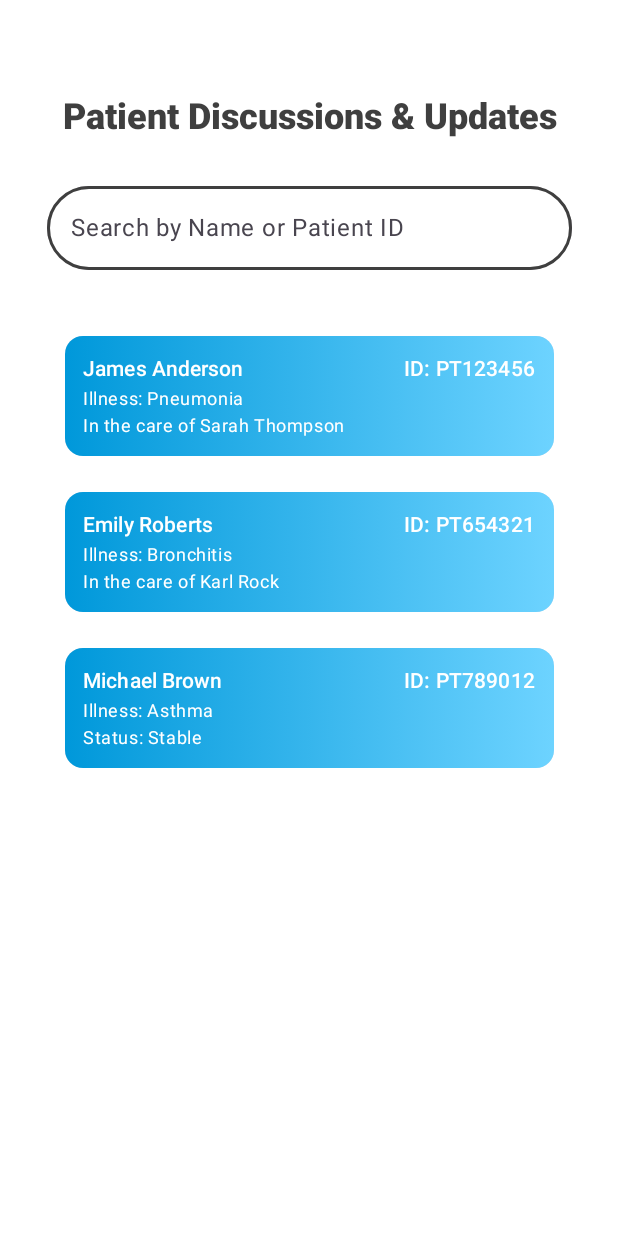
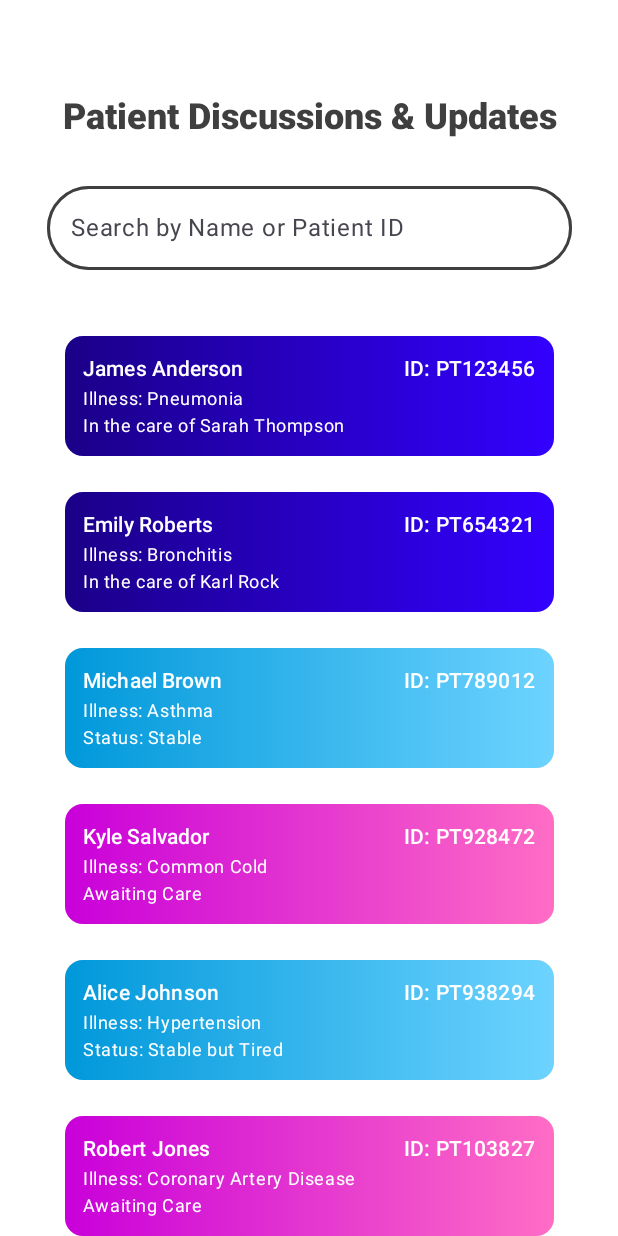
Before and after one commit to Cfoulcard/MediFlare, an Android app built with Jetpack Compose: the @Preview function PreviewPatientScreen, on a phone screen of 412 x 824 dp. Run offline under Robolectric (Android 15) with nearby library versions, the phone set to English and light mode, and no system bars.

Commit message:
Updated data models and gradients

```diff
--- a/app/src/main/java/com/christianfoulcard/mediflare/models/PatientCardData.kt
+++ b/app/src/main/java/com/christianfoulcard/mediflare/models/PatientCardData.kt
@@ -14,7 +14,7 @@ data class PatientCardData(
     val admissionDate: Date?,
     val lastUpdated: Date?,
     val state: String,
-    val vitalSigns: VitalSigns?, // This can be nullable if not all patients have vital signs recorded,
+    val vitalSigns: VitalSigns?,
     val treatmentPlan: TreatmentPlan
 )
 
@@ -62,3 +62,138 @@ val thirdPatientCard = PatientCardData(
     vitalSignsThirdPatient,
     treatmentPlanThirdPatient
 )
+
+val fourthPatientCard = PatientCardData(
+    "4",
+    "PT928472",
+    "Kyle Salvador",
+    "Common Cold",
+    PatientStatusOrCare.AwaitingCare(),
+    25,
+    "Male",
+    DateUtil().randomDateFromToday(),
+    DateUtil().randomDateFromTodayPlusXMinutes(),
+    "Stable",
+    vitalSignsFourthPatient,
+    treatmentPlanFourthPatient
+)
+
+val fifthPatientCard = PatientCardData(
+    "5",
+    "PT938294",
+    "Alice Johnson",
+    "Hypertension",
+    PatientStatusOrCare.Status("Status: Stable but Tired"),
+    55,
+    "Female",
+    DateUtil().randomDateFromToday(),
+    DateUtil().randomDateFromTodayPlusXMinutes(),
+    "Stable",
+    vitalSignsFifthPatient,
+    treatmentPlanHypertension
+)
+
+val sixthPatientCard = PatientCardData(
+    "6",
+    "PT103827",
+    "Robert Jones",
+    "Coronary Artery Disease",
+    PatientStatusOrCare.AwaitingCare(),
+    63,
+    "Male",
+    DateUtil().randomDateFromToday(),
+    DateUtil().randomDateFromTodayPlusXMinutes(),
+    "Stable",
+    vitalSignsCAD,
+    treatmentPlanCAD
+)
+
+val seventhPatientCard = PatientCardData(
+    "7",
+    "PT987564",
+    "Emma Brown",
+    "Rheumatoid Arthritis",
+    PatientStatusOrCare.Cleared("Cleared by Lisa Silverlake"),
+    71,
+    "Female",
+    DateUtil().randomDateFromToday(),
+    DateUtil().randomDateFromTodayPlusXMinutes(),
+    "Stable",
+    vitalSignsRA,
+    treatmentPlanRA
+)
+
+val eightPatientCard = PatientCardData(
+    "8",
+    "PT183627",
+    "Maria Davis",
+    "Tuberculosis",
+    PatientStatusOrCare.Cleared("Cleared by Devin Paul"),
+    29,
+    "Female",
+    DateUtil().randomDateFromToday(),
+    DateUtil().randomDateFromTodayPlusXMinutes(),
+    "Stable",
+    vitalSignsTuberculosis,
+    treatmentPlanTuberculosis
+)
+
+val ninthPatientCard = PatientCardData(
+    "9",
+    "PT283629",
+    "William Willer",
+    "Influenza (Flu)",
+    PatientStatusOrCare.AwaitingCare(),
+    26,
+    "Male",
+    DateUtil().randomDateFromToday(),
+    DateUtil().randomDateFromTodayPlusXMinutes(),
+    "Stable",
+    vitalSignsFlu,
+    treatmentPlanFlu
+)
+
+val tenthPatientCard = PatientCardData(
+    "10",
+    "PT271028",
+    "Goldie Star",
+    "COPD",
+    PatientStatusOrCare.AwaitingCare(),
+    59,
+    "Female",
+    DateUtil().randomDateFromToday(),
+    DateUtil().randomDateFromTodayPlusXMinutes(),
+    "Stable",
+    vitalSignsCOPD,
+    treatmentPlanCOPD
+)
+
+val eleventhPatientCard = PatientCardData(
+    "11",
+    "PT918268",
+    "Austin Rock",
+    "Osteoporosis",
+    PatientStatusOrCare.AwaitingCare(),
+    63,
+    "Male",
+    DateUtil().randomDateFromToday(),
+    DateUtil().randomDateFromTodayPlusXMinutes(),
+    "Stable",
+    vitalSignsOsteoporosis,
+    treatmentPlanOsteoporosis
+)
+
+val twelvethPatientCard = PatientCardData(
+    "12",
+    "PT826179",
+    "Michael Crest",
+    "Back Pain",
+    PatientStatusOrCare.Status("Status: In pain"),
+    37,
+    "Male",
+    DateUtil().randomDateFromToday(),
+    DateUtil().randomDateFromTodayPlusXMinutes(),
+    "Stable",
+    vitalSignsBackPain,
+    treatmentPlanBackPain
+)
--- a/app/src/main/java/com/christianfoulcard/mediflare/models/PatientStatusOrCare.kt
+++ b/app/src/main/java/com/christianfoulcard/mediflare/models/PatientStatusOrCare.kt
@@ -3,4 +3,6 @@ package com.christianfoulcard.mediflare.models
 sealed class PatientStatusOrCare {
     data class Status(val statusUpdate: String) : PatientStatusOrCare()
     data class AttendingStaff(val staffName: String) : PatientStatusOrCare()
+    data class Cleared(val clearedBy: String) : PatientStatusOrCare()
+    data class AwaitingCare(val awaitingCare: String = "Awaiting Care") : PatientStatusOrCare()
 }
--- a/app/src/main/java/com/christianfoulcard/mediflare/models/TreatmentPlan.kt
+++ b/app/src/main/java/com/christianfoulcard/mediflare/models/TreatmentPlan.kt
@@ -50,3 +50,147 @@ val treatmentPlanThirdPatient = TreatmentPlan(
         frequency = "every 2 hours"
     )
 )
+
+val treatmentPlanFourthPatient = TreatmentPlan(
+    antibiotics = Medication(
+        name = "Insulin",
+        dosage = "18 units",
+        frequency = "Every 3 hours before meals"
+    ),
+    respiratorySupport = RespiratorySupport(
+        method = "N/A",
+        treatment = "N/A"
+    ),
+    mobility = Mobility(
+        description = "Great",
+        frequency = "N/A"
+    )
+)
+
+val treatmentPlanHypertension = TreatmentPlan(
+    antibiotics = Medication(
+        name = "Lisinopril",
+        dosage = "20 mg",
+        frequency = "Once daily"
+    ),
+    respiratorySupport = RespiratorySupport(
+        method = "N/A",
+        treatment = "N/A"
+    ),
+    mobility = Mobility(
+        description = "Normal",
+        frequency = "N/A"
+    )
+)
+
+val treatmentPlanCAD = TreatmentPlan(
+    antibiotics = Medication(
+        name = "Aspirin",
+        dosage = "81 mg",
+        frequency = "Once daily"
+    ),
+    respiratorySupport = RespiratorySupport(
+        method = "N/A",
+        treatment = "N/A"
+    ),
+    mobility = Mobility(
+        description = "Moderate, advised light activities",
+        frequency = "N/A"
+    )
+)
+
+val treatmentPlanRA = TreatmentPlan(
+    antibiotics = Medication(
+        name = "Methotrexate",
+        dosage = "15 mg",
+        frequency = "Once weekly"
+    ),
+    respiratorySupport = RespiratorySupport(
+        method = "N/A",
+        treatment = "N/A"
+    ),
+    mobility = Mobility(
+        description = "Limited due to joint pain",
+        frequency = "Physiotherapy twice a week"
+    )
+)
+
+val treatmentPlanTuberculosis = TreatmentPlan(
+    antibiotics = Medication(
+        name = "Isoniazid",
+        dosage = "300 mg",
+        frequency = "Once daily"
+    ),
+    respiratorySupport = RespiratorySupport(
+        method = "N/A",
+        treatment = "N/A"
+    ),
+    mobility = Mobility(
+        description = "Restricted, advised rest",
+        frequency = "N/A"
+    )
+)
+
+val treatmentPlanFlu = TreatmentPlan(
+    antibiotics = Medication(
+        name = "Oseltamivir",
+        dosage = "75 mg",
+        frequency = "Twice daily for 5 days"
+    ),
+    respiratorySupport = RespiratorySupport(
+        method = "N/A",
+        treatment = "N/A"
+    ),
+    mobility = Mobility(
+        description = "Restricted, advised rest",
+        frequency = "N/A"
+    )
+)
+
+val treatmentPlanCOPD = TreatmentPlan(
+    antibiotics = Medication(
+        name = "Albuterol",
+        dosage = "2 puffs",
+        frequency = "Every 4-6 hours as needed"
+    ),
+    respiratorySupport = RespiratorySupport(
+        method = "Oxygen therapy",
+        treatment = "2-4 L/min as required"
+    ),
+    mobility = Mobility(
+        description = "Limited, use of walking aids advised",
+        frequency = "Physiotherapy thrice a week"
+    )
+)
+
+val treatmentPlanOsteoporosis = TreatmentPlan(
+    antibiotics = Medication(
+        name = "Alendronate",
+        dosage = "70 mg",
+        frequency = "Once weekly"
+    ),
+    respiratorySupport = RespiratorySupport(
+        method = "N/A",
+        treatment = "N/A"
+    ),
+    mobility = Mobility(
+        description = "Moderate, avoid high-impact activities",
+        frequency = "Physiotherapy twice a week"
+    )
+)
+
+val treatmentPlanBackPain = TreatmentPlan(
+    antibiotics = Medication(
+        name = "Ibuprofen",
+        dosage = "400 mg",
+        frequency = "Every 6-8 hours as needed"
+    ),
+    respiratorySupport = RespiratorySupport(
+        method = "N/A",
+        treatment = "N/A"
+    ),
+    mobility = Mobility(
+        description = "Moderate, avoid strenuous activities",
+        frequency = "Physiotherapy thrice a week"
+    )
+)
--- a/app/src/main/java/com/christianfoulcard/mediflare/models/VitalSigns.kt
+++ b/app/src/main/java/com/christianfoulcard/mediflare/models/VitalSigns.kt
@@ -31,3 +31,75 @@ val vitalSignsThirdPatient = VitalSigns(
     respiratoryRate = 25,
     oxygenSaturation = 90
 )
+
+val vitalSignsFourthPatient = VitalSigns(
+    temperature = 98.6F,
+    heartRate = 76,
+    bloodPressure = "110/80 mmHg",
+    respiratoryRate = 20,
+    oxygenSaturation = 98
+)
+
+val vitalSignsFifthPatient = VitalSigns(
+    temperature = 98.6F,
+    heartRate = 82,
+    bloodPressure = "145/95 mmHg",
+    respiratoryRate = 18,
+    oxygenSaturation = 98
+)
+
+val vitalSignsCAD = VitalSigns(
+    temperature = 98.4F,
+    heartRate = 88,
+    bloodPressure = "130/85 mmHg",
+    respiratoryRate = 18,
+    oxygenSaturation = 97
+)
+
+val vitalSignsRA = VitalSigns(
+    temperature = 99.1F,
+    heartRate = 75,
+    bloodPressure = "120/80 mmHg",
+    respiratoryRate = 20,
+    oxygenSaturation = 98
+)
+
+val vitalSignsTuberculosis = VitalSigns(
+    temperature = 101.5F,
+    heartRate = 90,
+    bloodPressure = "115/75 mmHg",
+    respiratoryRate = 22,
+    oxygenSaturation = 95
+)
+
+val vitalSignsFlu = VitalSigns(
+    temperature = 102.2F,
+    heartRate = 95,
+    bloodPressure = "115/75 mmHg",
+    respiratoryRate = 23,
+    oxygenSaturation = 96
+)
+
+val vitalSignsCOPD = VitalSigns(
+    temperature = 98.6F,
+    heartRate = 82,
+    bloodPressure = "120/80 mmHg",
+    respiratoryRate = 24, // Increased because of difficulty in breathing
+    oxygenSaturation = 90 // Decreased O2 saturation
+)
+
+val vitalSignsOsteoporosis = VitalSigns(
+    temperature = 98.6F,
+    heartRate = 76,
+    bloodPressure = "110/80 mmHg",
+    respiratoryRate = 20,
+    oxygenSaturation = 98
+)
+
+val vitalSignsBackPain = VitalSigns(
+    temperature = 98.6F,
+    heartRate = 76,
+    bloodPressure = "110/80 mmHg",
+    respiratoryRate = 20,
+    oxygenSaturation = 98
+)
--- a/app/src/main/java/com/christianfoulcard/mediflare/ui/homeScreenFragments/PatientsFragmentContent.kt
+++ b/app/src/main/java/com/christianfoulcard/mediflare/ui/homeScreenFragments/PatientsFragmentContent.kt
@@ -126,12 +126,40 @@ private fun SearchPatientTextField(
 @Composable
 fun PatientCard(patient: PatientCardData, onClick: () -> Unit) {
 
-    val gradientBrush = Brush.horizontalGradient(
+    val gradientBrushInCare = Brush.horizontalGradient(
         colors = listOf(
             colorResource(id = R.color.gradient_dark_blue),  // Start color
             colorResource(id = R.color.gradient_light_blue)   // End color
         )
     )
+
+    val gradientBrushAwaitingCare = Brush.horizontalGradient(
+        colors = listOf(
+            colorResource(id = R.color.gradient_dark_pink),  // Start color
+            colorResource(id = R.color.gradient_light_pink)   // End color
+        )
+    )
+
+    val gradientBrushCleared = Brush.horizontalGradient(
+        colors = listOf(
+            colorResource(id = R.color.gradient_dark_green),  // Start color
+            colorResource(id = R.color.gradient_light_green)   // End color
+        )
+    )
+
+    val gradientBrushAttendingStaff = Brush.horizontalGradient(
+        colors = listOf(
+            colorResource(id = R.color.gradient_dark_purple),  // Start color
+            colorResource(id = R.color.gradient_light_purple)   // End color
+        )
+    )
+
+    val gradient = when (patient.statusOrCaredForBy) {
+        is PatientStatusOrCare.Status -> gradientBrushInCare
+        is PatientStatusOrCare.AttendingStaff -> gradientBrushAttendingStaff
+        is PatientStatusOrCare.Cleared -> gradientBrushCleared
+        is PatientStatusOrCare.AwaitingCare -> gradientBrushAwaitingCare
+    }
 
     Card(
         modifier = Modifier
@@ -142,7 +170,7 @@ fun PatientCard(patient: PatientCardData, onClick: () -> Unit) {
         Box(
             modifier = Modifier
                 .fillMaxSize()
-                .background(brush = gradientBrush)
+                .background(brush = gradient)
                 .padding(12.dp),
         ) {
 
@@ -167,7 +195,9 @@ fun PatientCard(patient: PatientCardData, onClick: () -> Unit) {
                     Text(
                         text = when (val statusOrCare = patient.statusOrCaredForBy) {
                             is PatientStatusOrCare.Status -> statusOrCare.statusUpdate
-                            is PatientStatusOrCare.AttendingStaff -> statusOrCare.staffName },
+                            is PatientStatusOrCare.AttendingStaff -> statusOrCare.staffName
+                            is PatientStatusOrCare.Cleared -> statusOrCare.clearedBy
+                            is PatientStatusOrCare.AwaitingCare -> statusOrCare.awaitingCare},
                         style = MaterialTheme.typography.bodySmall,
                         color = colorResource(id = R.color.white)
                     )
@@ -233,7 +263,9 @@ fun PatientInfoView(patient: PatientCardData) {
                         Text(text = "Diagnosis: ${patient.illnessDiagnosis}")
                         Text(text = when (val statusOrCare = patient.statusOrCaredForBy) {
                             is PatientStatusOrCare.Status -> statusOrCare.statusUpdate
-                            is PatientStatusOrCare.AttendingStaff -> statusOrCare.staffName })
+                            is PatientStatusOrCare.AttendingStaff -> statusOrCare.staffName
+                            is PatientStatusOrCare.Cleared -> statusOrCare.clearedBy
+                            is PatientStatusOrCare.AwaitingCare -> statusOrCare.awaitingCare})
                         Spacer(Modifier.padding(16.dp))
                         Text(text = "Vital Signs:")
                         Text(text = "•\t Temperature: ${patient.vitalSigns?.temperature}")
--- a/app/src/main/java/com/christianfoulcard/mediflare/ui/viewmodels/PatientViewModel.kt
+++ b/app/src/main/java/com/christianfoulcard/mediflare/ui/viewmodels/PatientViewModel.kt
@@ -2,14 +2,37 @@ package com.christianfoulcard.mediflare.ui.viewmodels
 
 import androidx.compose.runtime.mutableStateOf
 import androidx.lifecycle.ViewModel
+import com.christianfoulcard.mediflare.models.eightPatientCard
+import com.christianfoulcard.mediflare.models.eleventhPatientCard
+import com.christianfoulcard.mediflare.models.fifthPatientCard
 import com.christianfoulcard.mediflare.models.firstPatientCard
+import com.christianfoulcard.mediflare.models.fourthPatientCard
+import com.christianfoulcard.mediflare.models.ninthPatientCard
 import com.christianfoulcard.mediflare.models.secondPatientCard
+import com.christianfoulcard.mediflare.models.seventhPatientCard
+import com.christianfoulcard.mediflare.models.sixthPatientCard
+import com.christianfoulcard.mediflare.models.tenthPatientCard
 import com.christianfoulcard.mediflare.models.thirdPatientCard
+import com.christianfoulcard.mediflare.models.twelvethPatientCard
 
 
 class PatientViewModel: ViewModel() {
 
-    private var _patients = listOf(firstPatientCard, secondPatientCard, thirdPatientCard)
+    private var _patients = listOf(
+        firstPatientCard,
+        secondPatientCard,
+        thirdPatientCard,
+        fourthPatientCard,
+        fifthPatientCard,
+        sixthPatientCard,
+        seventhPatientCard,
+        eightPatientCard,
+        ninthPatientCard,
+        tenthPatientCard,
+        eleventhPatientCard,
+        twelvethPatientCard
+    )
+
     var filteredPatients = mutableStateOf(_patients)
 
     fun searchPatientsByNameOrId(query: String) {
--- a/app/src/main/res/values/colors.xml
+++ b/app/src/main/res/values/colors.xml
@@ -9,6 +9,12 @@
     <color name="white">#FFFFFFFF</color>
     <color name="gradient_light_blue">#FF6DD3FF</color>
     <color name="gradient_dark_blue">#FF0098DA</color>
+    <color name="gradient_light_pink">#FFFF6DC5</color>
+    <color name="gradient_dark_pink">#FFC900DA</color>
+    <color name="gradient_light_green">#FF2EAF00</color>
+    <color name="gradient_dark_green">#FF025F00</color>
+    <color name="gradient_dark_purple">#FF1B0088</color>
+    <color name="gradient_light_purple">#FF3300FF</color>
 
     <color name="dark_gray">#FF3F3F3F</color>
     <color name="logo_blue">#FF0098DA</color>
```
